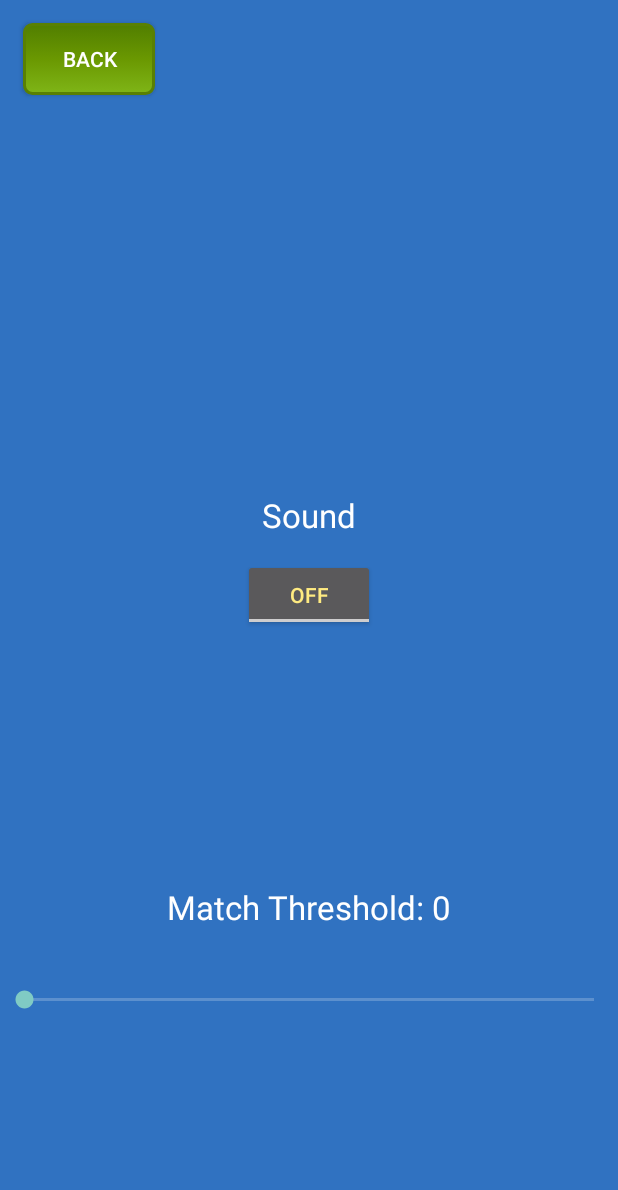
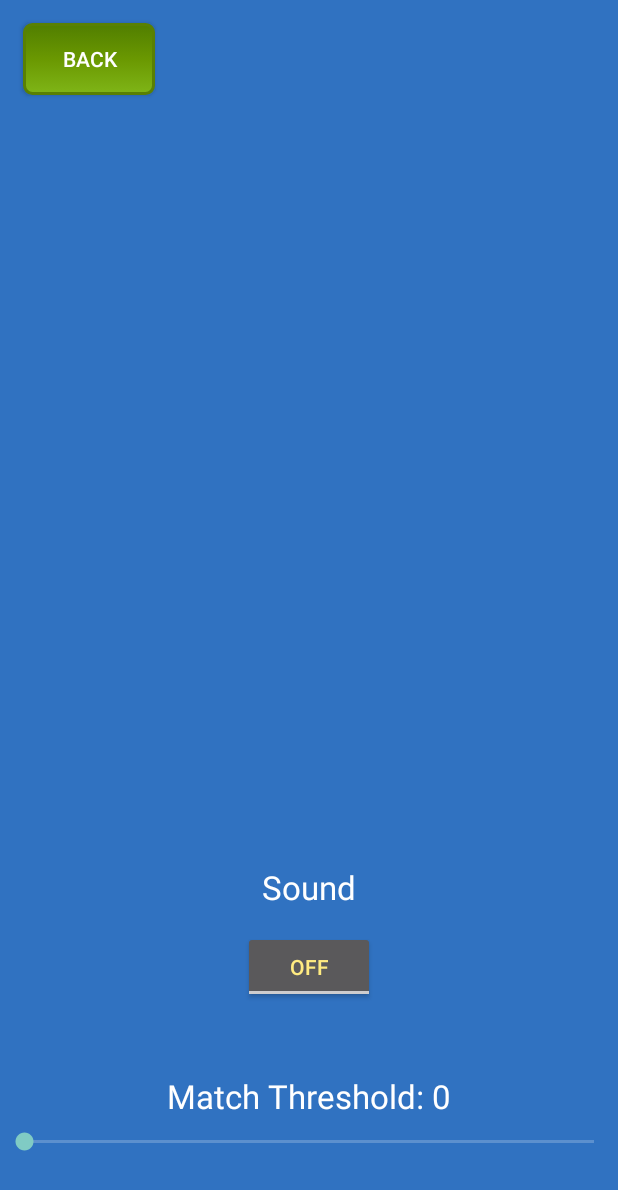
Before and after one commit to ColorCoordinator/ColorCoordinator, an Android app: the OptionsActivity screen opened directly, with no data from a screen before it, after a tap on "ON", on a phone screen of 412 x 824 dp. Shown: the top 1190 px of the screen. Run offline under Robolectric (Android 15) with nearby library versions, the phone set to English and light mode, and no system bars.

Commit message:
ADDED: Just modified some code and tookout more old code.

```diff
--- a/app/src/main/java/com/example/change/colorcoordinator/MainActivity.java
+++ b/app/src/main/java/com/example/change/colorcoordinator/MainActivity.java
@@ -11,7 +11,6 @@ public class MainActivity extends AppCompatActivity {
     public static String somevalue = "Hello from application singleton!";
     @Override
     protected void onCreate(Bundle savedInstanceState) {
-
         //Remove the top bar of the app
         this.requestWindowFeature(Window.FEATURE_NO_TITLE);
         super.onCreate(savedInstanceState);
@@ -21,7 +20,6 @@ public class MainActivity extends AppCompatActivity {
     }
 
     public void startNewOutfit(View v) {
-        // Kabloey
         if(v.getId() == R.id.btnOutfit) {
             Intent outfitScreen = new Intent(v.getContext(), OutfitActivity.class);
             startActivityForResult(outfitScreen, 0);
@@ -29,7 +27,6 @@ public class MainActivity extends AppCompatActivity {
     }
 
     public void openOptionsMenu(View v) {
-        // Kabloey
         if(v.getId() == R.id.btnOptions) {
             Intent optionsScreen = new Intent(v.getContext(), OptionsActivity.class);
             startActivityForResult(optionsScreen, 0);
--- a/app/src/main/java/com/example/change/colorcoordinator/OptionsActivity.java
+++ b/app/src/main/java/com/example/change/colorcoordinator/OptionsActivity.java
@@ -3,18 +3,13 @@ package com.example.change.colorcoordinator;
 import android.app.Activity;
 import android.content.Intent;
 import android.content.SharedPreferences;
-import android.content.pm.ActivityInfo;
-import android.content.res.Configuration;
 import android.media.AudioManager;
-import android.os.Build;
 import android.os.Bundle;
 import android.util.Log;
 import android.view.View;
 import android.view.Window;
-import android.widget.CompoundButton;
 import android.widget.SeekBar;
 import android.widget.TextView;
-import android.widget.Toast;
 import android.widget.ToggleButton;
 
 /**
@@ -24,11 +19,10 @@ public class OptionsActivity extends Activity{
     private int step = 1;
     private int max = 100;
     private int min = 0;
-    private SeekBar seekBar;
-    private boolean soundOn;
-    SharedPreferences soundPref;
+    private SharedPreferences soundPref;
     private int matchThreshold;
-    SharedPreferences matchThreshPref;
+    private SharedPreferences matchThreshPref;
+
     @Override
     protected void onCreate(Bundle savedInstanceState) {
 
@@ -44,7 +38,7 @@ public class OptionsActivity extends Activity{
         view.setText("Match Threshold: " + matchThreshold);
 
         //seek bar info for match threshold
-        seekBar = (SeekBar) findViewById(R.id.seekBar);
+        SeekBar seekBar = (SeekBar) findViewById(R.id.seekBar);
         seekBar.setProgress(matchThreshold);
         seekBar.setMax((max - min) / step);
         seekBar.setOnSeekBarChangeListener(
@@ -71,6 +65,7 @@ public class OptionsActivity extends Activity{
                 }
         );
 
+        boolean soundOn;
         ToggleButton toggle = (ToggleButton)this.findViewById(R.id.tglSound);
         soundPref = getSharedPreferences("labelSound", 0);
         soundOn = soundPref.getBoolean("sound", true); //the 0 is the default value if nothing found
@@ -86,16 +81,16 @@ public class OptionsActivity extends Activity{
         });
     }
 
-    public void sounds(boolean on){
+    public void sounds(boolean off){
         AudioManager aManager;
         aManager = (AudioManager)getSystemService(AUDIO_SERVICE);
 
         // Is the toggle on?
         //boolean on = soundOn;
-        if (!on) {
+        if (!off) {
             //set saved sound
             SharedPreferences.Editor mEditor = soundPref.edit();
-            mEditor.putBoolean("sound", on).commit();//maybe use apply() not commit
+            mEditor.putBoolean("sound", off).commit();//maybe use apply() not commit
             Log.i("onToggleIsChecked", "ToggleClick Is On");
 
             //turn ringer silent
@@ -128,7 +123,7 @@ public class OptionsActivity extends Activity{
         } else {
             //set saved sound
             SharedPreferences.Editor mEditor = soundPref.edit();
-            mEditor.putBoolean("sound", on).commit();//maybe use apply() not commit
+            mEditor.putBoolean("sound", off).commit();//maybe use apply() not commit
 
             Log.i("onToggleIsChecked", "ToggleClick Is Off");
 
--- a/app/src/main/java/com/example/change/colorcoordinator/OutfitActivity.java
+++ b/app/src/main/java/com/example/change/colorcoordinator/OutfitActivity.java
@@ -25,11 +25,9 @@ import java.io.File;
  */
 public class OutfitActivity extends Activity {
     private File imageFile;
-    Button b1,b2;
-    ImageView iv;
-    private int photoList = 1;
     private int imageNumber;
     SharedPreferences imagePrefs;
+
     @Override
     protected void onCreate(Bundle savedInstanceState) {
 
@@ -45,12 +43,6 @@ public class OutfitActivity extends Activity {
     }
 
 
-    public void goBackToMain(View v) {
-        // Kabloey
-        Intent backToMain = new Intent(v.getContext(), MainActivity.class);
-        startActivityForResult(backToMain, 0);
-    }
-
     public void removeClothing(){
 
     }
@@ -59,7 +51,7 @@ public class OutfitActivity extends Activity {
         Intent intent = new Intent(MediaStore.ACTION_IMAGE_CAPTURE);
 
         imageFile=new File(getExternalFilesDir(null),
-                "colorWilly2.jpg");
+                "colorWilly3.jpg");
 
         Uri tempuri = Uri.fromFile(imageFile);
         intent.putExtra(MediaStore.EXTRA_OUTPUT, tempuri);
@@ -78,10 +70,6 @@ public class OutfitActivity extends Activity {
                 case Activity.RESULT_OK:
                     if(imageFile.exists()){
                         Toast.makeText(this, "File saved at "+imageFile.getAbsolutePath(), Toast.LENGTH_LONG).show();
-                       // iv =(ImageView)findViewById(R.id.imageViewTest);
-                        //Bitmap bp = BitmapFactory.decodeFile(imageFile.getAbsolutePath());
-                        //Bitmap bp = (Bitmap) data.getExtras().get("data");
-                        //iv.setImageBitmap(bp);
                         imageNumber++;
                         SharedPreferences.Editor mEditor = imagePrefs.edit();
                         mEditor.putInt("imageNumCount", imageNumber).commit();//maybe use apply() not commit
@@ -97,12 +85,13 @@ public class OutfitActivity extends Activity {
                     break;
             }
         }
-       /* if(requestCode==1){
-            iv =(ImageView)findViewById(R.id.imageViewTest);
-            //Bitmap bp = BitmapFactory.decodeFile(imageFile.getAbsolutePath());
-            //iv.setImageBitmap(bp);
-            Bitmap camimage = (Bitmap) data.getExtras().get("data");
-            iv.setImageBitmap(camimage);
-        }*/
+        if(requestCode==1){
+
+        }
+    }
+
+    public void goBackToMain(View v) {
+        Intent backToMain = new Intent(v.getContext(), MainActivity.class);
+        startActivityForResult(backToMain, 0);
     }
 }
--- a/app/src/main/res/layout/activity_options.xml
+++ b/app/src/main/res/layout/activity_options.xml
@@ -29,7 +29,7 @@
         android:minHeight="6dip"
         android:maxHeight="6dip"
         android:layout_height="wrap_content"
-        android:layout_marginBottom="142dp"
+        android:layout_marginBottom="47dp"
         android:layout_alignParentBottom="true"
         android:layout_alignParentLeft="true"
         android:layout_alignParentStart="true" />
@@ -40,10 +40,9 @@
         android:textAppearance="?android:attr/textAppearanceLarge"
         android:id="@+id/txtMatchThreshold"
         android:text="Match Threshold"
-        android:layout_marginBottom="31dp"
+        android:textColor="@android:color/white"
         android:layout_above="@+id/seekBar"
-        android:layout_centerHorizontal="true"
-        android:textColor="@android:color/white"/>
+        android:layout_centerHorizontal="true" />
 
     <ToggleButton
         android:layout_width="wrap_content"
@@ -62,9 +61,9 @@
         android:textAppearance="?android:attr/textAppearanceLarge"
         android:text="Sound"
         android:id="@+id/txtSound"
+        android:layout_marginBottom="110dp"
+        android:textColor="@android:color/white"
         android:layout_above="@+id/txtMatchThreshold"
-        android:layout_centerHorizontal="true"
-        android:layout_marginBottom="232dp"
-        android:textColor="@android:color/white"/>
+        android:layout_centerHorizontal="true" />
 
 </RelativeLayout>
```
